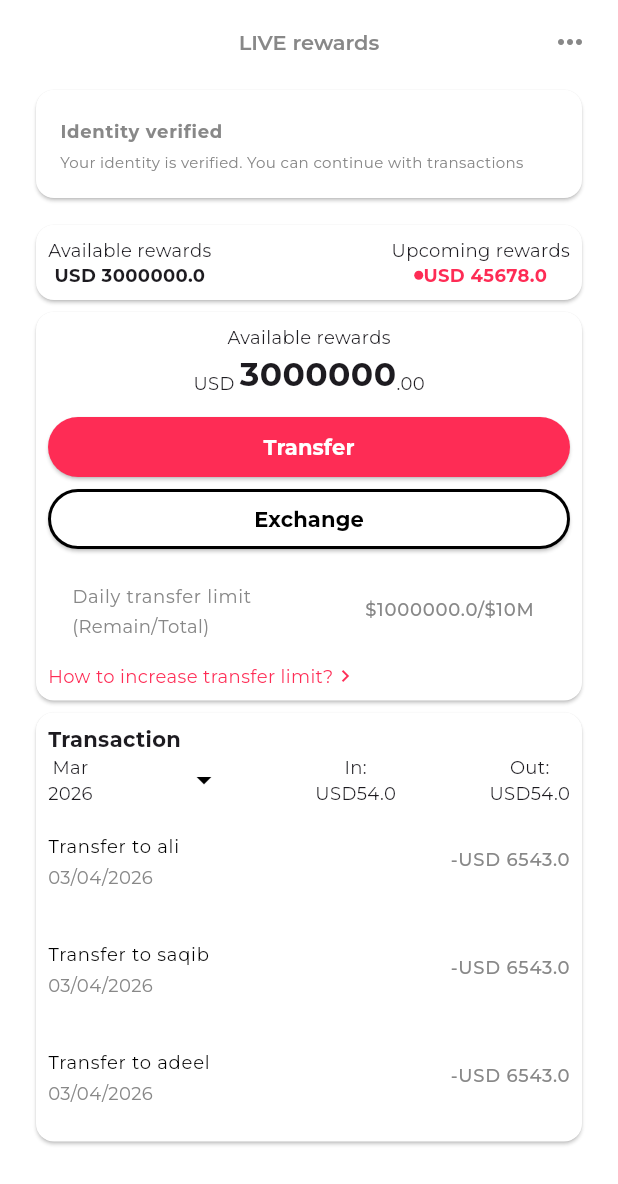
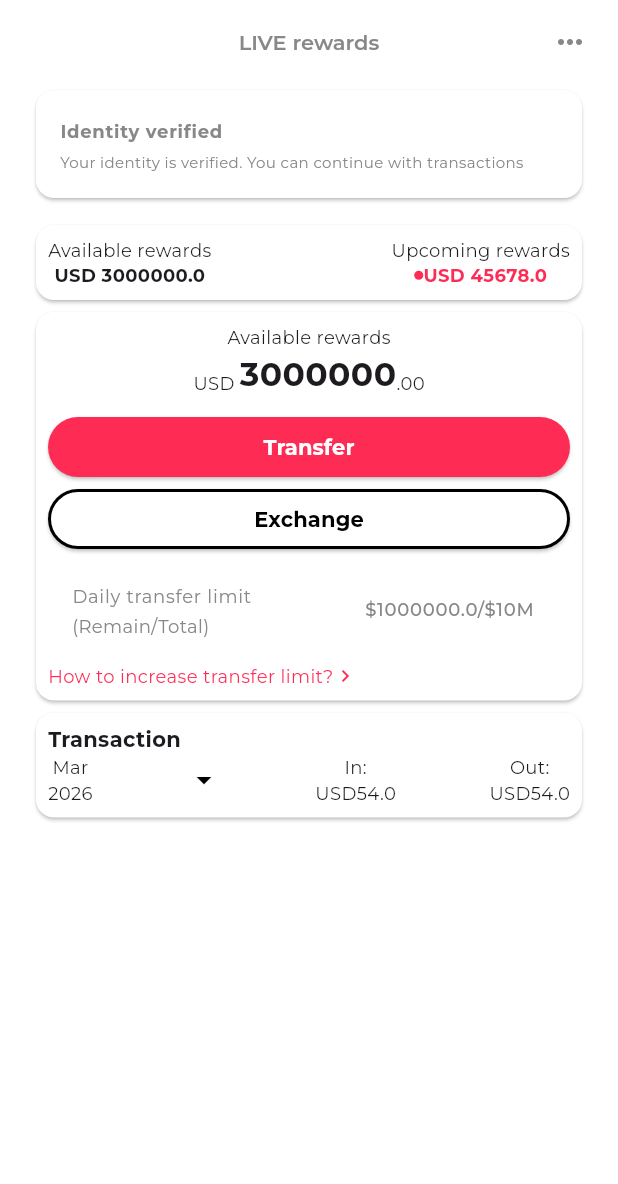
Before and after one commit to saqibalifd/fake-tiktok-gifting, a Flutter app: the screen it shows after launch, on a phone screen of 412 x 824 dp. Shown: the top 1184 px of the screen. Run offline on Flutter 3.47's test engine with Material 3 defaults, Android fonts, the phone set to English and light mode, and no system bars; our stand-ins replace get, google_fonts.

```diff
--- a/lib/controllers/balance_controller.dart
+++ b/lib/controllers/balance_controller.dart
@@ -2,12 +2,18 @@ import 'package:get/get.dart';
 import 'package:tiktok/models/my_balance_model.dart';
 
 class BalanceController extends GetxController {
-  final MyBalanceModel myBalance = MyBalanceModel(
+  Rx<MyBalanceModel> myBalance = MyBalanceModel(
     availableReward: 3000000,
     upcomingReward: 45678,
     totalTransactionLimit: 10,
     remainingLimit: 1000000,
     totalIn: 54,
     totalOut: 54,
-  );
+  ).obs;
+
+  void deductBalance(double amount) {
+    myBalance.value.availableReward - amount;
+    myBalance.value.remainingLimit - amount;
+    print(myBalance.value.availableReward);
+  }
 }
--- a/lib/controllers/transaction_controller.dart
+++ b/lib/controllers/transaction_controller.dart
@@ -1,31 +1,68 @@
+import 'dart:async';
+
+import 'package:flutter/material.dart';
 import 'package:get/get.dart';
 import 'package:tiktok/models/transcation_model.dart';
+import 'package:tiktok/screens/transfer_detail_screen.dart';
+import 'package:tiktok/utils/utils.dart';
 
 class TransactionController extends GetxController {
-  final List<TransactionModel> transactionList = <TransactionModel>[
-    TransactionModel(
-      receiverUsername: 'ali',
-      serviceFee: 20,
-      estimatedAmountReceive: 6543,
+  RxBool isLoading = false.obs;
+  RxString slectedUser = ''.obs;
+  RxDouble estimatedAmountYouRecieve = 0.0.obs;
+  final RxList<TransactionModel> transactionList = <TransactionModel>[].obs;
+
+  void transfer(
+    TextEditingController transferAmoutController,
+    TextEditingController nameController,
+    BuildContext context,
+  ) {
+    isLoading.value = true;
+    Timer(Duration(seconds: 3), () {
+      try {
+        var servicefee = serviceFee(double.parse(transferAmoutController.text));
+
+        double deducted = servicefee['deduction']!;
+        double remaining = servicefee['remaining']!;
+        estimatedAmountYouRecieve.value = remaining;
+        final TransactionModel transactionModel = TransactionModel(
+          receiverUsername: nameController.text,
+          serviceFee: double.parse(transferAmoutController.text),
+          estimatedAmountReceive: remaining,
           transactionTime: DateTime.now(),
           arrivalTime: DateTime.now(),
-      transactionId: 765437654,
-    ),
-    TransactionModel(
-      receiverUsername: 'saqib',
-      serviceFee: 20,
-      estimatedAmountReceive: 6543,
+          transactionId: Utils.generateRandomId(),
+        );
+
+        transactionList.add(transactionModel);
+
+        Navigator.push(
+          context,
+          MaterialPageRoute(
+            builder: (context) => TransferDetailScreen(
+              totalAmount: transferAmoutController.text,
+              transactionModel: TransactionModel(
+                receiverUsername: nameController.text.toString(),
+                serviceFee: deducted,
+                estimatedAmountReceive: remaining,
                 transactionTime: DateTime.now(),
                 arrivalTime: DateTime.now(),
-      transactionId: 765437654,
+                transactionId: Utils.generateRandomId(),
               ),
-    TransactionModel(
-      receiverUsername: 'adeel',
-      serviceFee: 20,
-      estimatedAmountReceive: 6543,
-      transactionTime: DateTime.now(),
-      arrivalTime: DateTime.now(),
-      transactionId: 765437654,
             ),
-  ];
+          ),
+        );
+        update();
+      } finally {
+        isLoading.value = false;
       }
+    });
+  }
+
+  Map<String, double> serviceFee(double totalAmount) {
+    double deduction = totalAmount * 0.2;
+    double remaining = totalAmount - deduction;
+
+    return {'deduction': deduction, 'remaining': remaining};
+  }
+}
--- a/lib/screens/live_reward_screen.dart
+++ b/lib/screens/live_reward_screen.dart
@@ -83,7 +83,7 @@ class _LiveRewardScreenState extends State<LiveRewardScreen> {
                             style: TextStyle(fontSize: 12),
                           ),
                           Text(
-                            'USD ${balanceController.myBalance.availableReward}',
+                            'USD ${balanceController.myBalance.value.availableReward}',
                             style: TextStyle(
                               fontSize: 12,
                               fontWeight: FontWeight.bold,
@@ -101,12 +101,14 @@ class _LiveRewardScreenState extends State<LiveRewardScreen> {
                           Row(
                             children: [
                               CircleAvatar(radius: 3),
-                              Text(
-                                'USD ${balanceController.myBalance.upcomingReward}',
+                              Obx(
+                                () => Text(
+                                  'USD ${balanceController.myBalance.value.upcomingReward}',
                                   style: TextStyle(
                                     fontSize: 12,
                                     fontWeight: FontWeight.bold,
                                     color: kRedColor,
+                                  ),
                                 ),
                               ),
                             ],
@@ -130,12 +132,14 @@ class _LiveRewardScreenState extends State<LiveRewardScreen> {
                         mainAxisAlignment: MainAxisAlignment.center,
                         children: [
                           Text('USD ', style: TextStyle(fontSize: 12)),
-                          Text(
-                            balanceController.myBalance.availableReward
+                          Obx(
+                            () => Text(
+                              balanceController.myBalance.value.availableReward
                                   .toStringAsFixed(0),
                               style: TextStyle(
                                 fontSize: 22,
                                 fontWeight: FontWeight.bold,
+                              ),
                             ),
                           ),
                           Text('.00', style: TextStyle(fontSize: 12)),
@@ -155,10 +159,12 @@ class _LiveRewardScreenState extends State<LiveRewardScreen> {
                                 builder: (context) => TransferScreen(
                                   totalTransfer: balanceController
                                       .myBalance
+                                      .value
                                       .remainingLimit
                                       .toStringAsFixed(0),
                                   transferLimit: balanceController
                                       .myBalance
+                                      .value
                                       .totalTransactionLimit
                                       .toStringAsFixed(0),
                                 ),
@@ -178,6 +184,9 @@ class _LiveRewardScreenState extends State<LiveRewardScreen> {
                         width: double.maxFinite,
                         child: ElevatedButton(
                           style: ButtonStyle(
+                            surfaceTintColor: WidgetStateProperty.all(
+                              kWhiteColor,
+                            ),
                             backgroundColor: WidgetStateProperty.all(
                               kWhiteColor,
                             ),
@@ -186,12 +195,7 @@ class _LiveRewardScreenState extends State<LiveRewardScreen> {
                             ),
                           ),
                           onPressed: () {
-                            Navigator.push(
-                              context,
-                              MaterialPageRoute(
-                                builder: (context) => LiveRewardScreen(),
-                              ),
-                            );
+                            setState(() {});
                           },
                           child: Text(
                             'Exchange',
@@ -212,9 +216,11 @@ class _LiveRewardScreenState extends State<LiveRewardScreen> {
                           '(Remain/Total)',
                           style: TextStyle(fontSize: 12),
                         ),
-                        trailing: Text(
-                          "\$${balanceController.myBalance.remainingLimit}/\$${balanceController.myBalance.totalTransactionLimit.toStringAsFixed(0)}M",
+                        trailing: Obx(
+                          () => Text(
+                            "\$${balanceController.myBalance.value.remainingLimit}/\$${balanceController.myBalance.value.totalTransactionLimit.toStringAsFixed(0)}M",
                             style: TextStyle(fontSize: 12),
+                          ),
                         ),
                       ),
                       Row(
@@ -260,41 +266,51 @@ class _LiveRewardScreenState extends State<LiveRewardScreen> {
                           Column(
                             children: [
                               Text('In:', style: TextStyle(fontSize: 12)),
-                              Text(
-                                'USD${balanceController.myBalance.totalIn.toString()}',
+                              Obx(
+                                () => Text(
+                                  'USD${balanceController.myBalance.value.totalIn.toString()}',
                                   style: TextStyle(fontSize: 12),
+                                ),
                               ),
                             ],
                           ),
                           Column(
                             children: [
                               Text('Out:', style: TextStyle(fontSize: 12)),
-                              Text(
-                                'USD${balanceController.myBalance.totalOut}',
+                              Obx(
+                                () => Text(
+                                  'USD${balanceController.myBalance.value.totalOut}',
                                   style: TextStyle(fontSize: 12),
+                                ),
                               ),
                             ],
                           ),
                         ],
                       ),
-                      for (
-                        int i = 0;
-                        i < transactionController.transactionList.length;
-                        i++
-                      )
-                        ListTile(
+
+                      ListView.builder(
+                        reverse: true,
+                        shrinkWrap: true,
+                        itemCount: transactionController.transactionList.length,
+                        itemBuilder: (context, index) => Obx(
+                          () => ListTile(
                             contentPadding: EdgeInsets.zero,
                             title: Text(
-                            'Transfer to ${transactionController.transactionList[i].receiverUsername}',
-                            style: TextStyle(fontSize: 12, color: kBlackColor),
+                              'Transfer to ${transactionController.transactionList[index].receiverUsername}',
+                              style: TextStyle(
+                                fontSize: 12,
+                                color: kBlackColor,
+                              ),
                             ),
                             subtitle: Text(
                               '03/04/2026',
                               style: TextStyle(fontSize: 12),
                             ),
                             trailing: Text(
-                            '-USD ${transactionController.transactionList[i].estimatedAmountReceive}',
+                              '-USD ${transactionController.transactionList[index].estimatedAmountReceive}',
                               style: TextStyle(fontSize: 12),
+                            ),
+                          ),
                         ),
                       ),
                     ],
```
Also changed, not shown: lib/screens/transfer_detail_screen.dart (+9 -0 lines), lib/screens/transfer_screen.dart (+37 -48 lines). Lines whose indentation alone changed are shown as unchanged.
